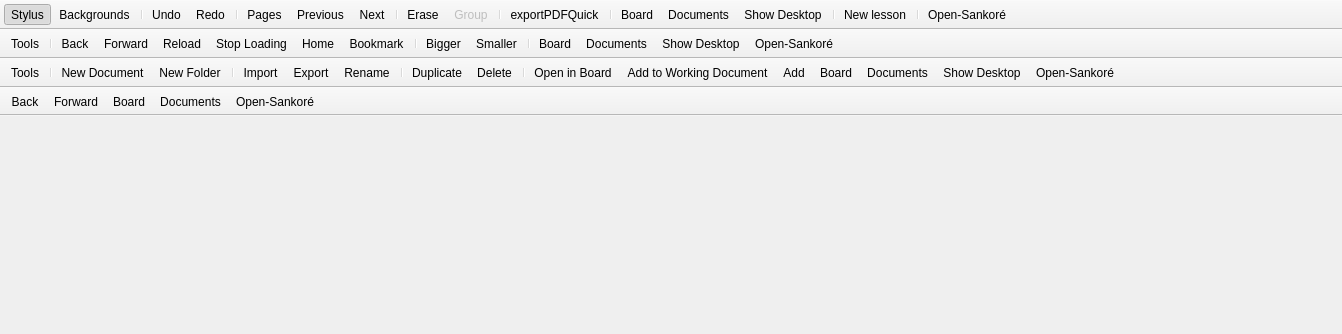
Before: the Qt Designer form resources/forms/mainWindow.ui in Tonicminds/Sankore-3.1, drawn with Qt 5.
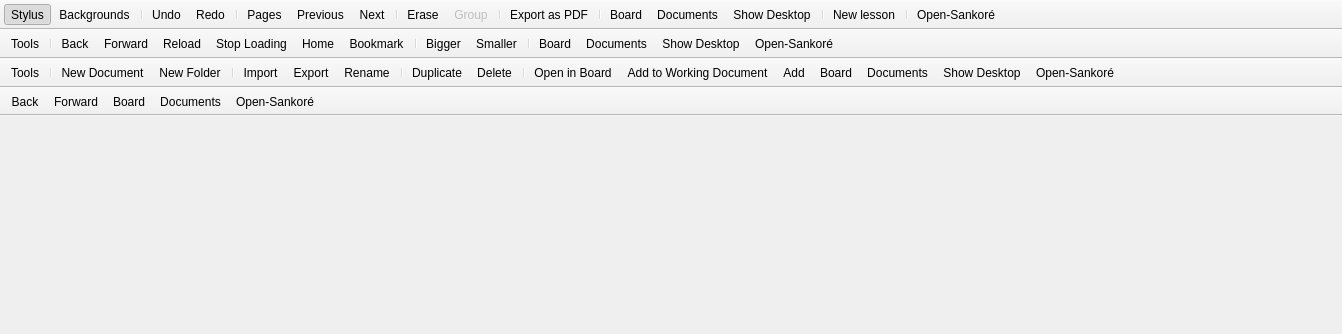
After: the same form once the commit is applied. Icons and pictures are not drawn.

The edit to the form file:
```diff
--- a/resources/forms/mainWindow.ui
+++ b/resources/forms/mainWindow.ui
@@ -71,7 +71,7 @@
    <addaction name="actionErase"/>
    <addaction name="actionGroupItems"/>
    <addaction name="separator"/>
-   <addaction name="actionExportPDFQuick"/>
+   <addaction name="actionPDF"/>
    <addaction name="separator"/>
    <addaction name="actionBoard"/>
    <addaction name="actionDocument"/>
@@ -1750,14 +1750,14 @@
     <string>Add link to current page</string>
    </property>
   </action>
-  <action name="actionExportPDFQuick">
+  <action name="actionPDF">
    <property name="icon">
     <iconset resource="../sankore.qrc">
      <normaloff>:/images/trapFlashPalette/downloadToBoard.svg</normaloff>
      <normalon>:/images/trapFlashPalette/downloadToBoard.svg</normalon>:/images/trapFlashPalette/downloadToBoard.svg</iconset>
    </property>
    <property name="text">
-    <string>exportPDFQuick</string>
+    <string>Export as PDF</string>
    </property>
    <property name="toolTip">
     <string>Export to PDF format</string>
```
